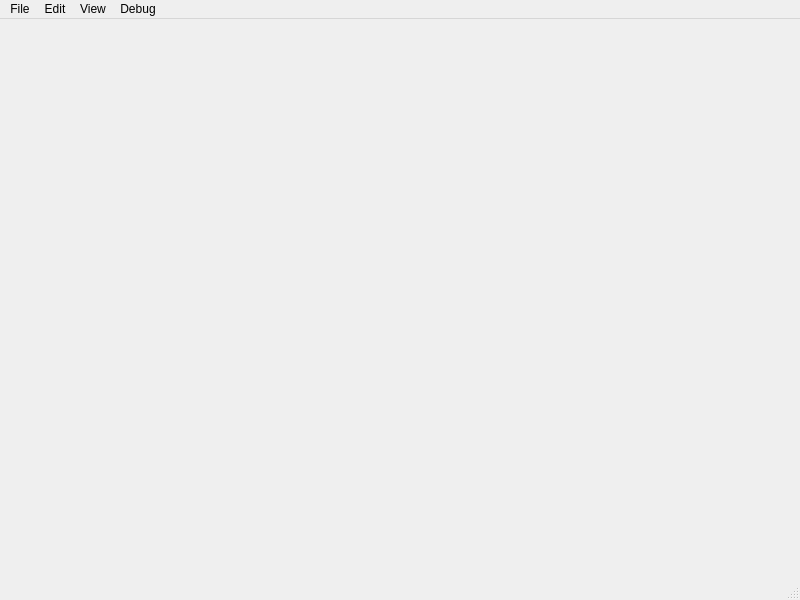
Qt form OTModules/wScriptEditor/wScriptEditor.ui (pietr26/OMSI-Tools) before a commit.
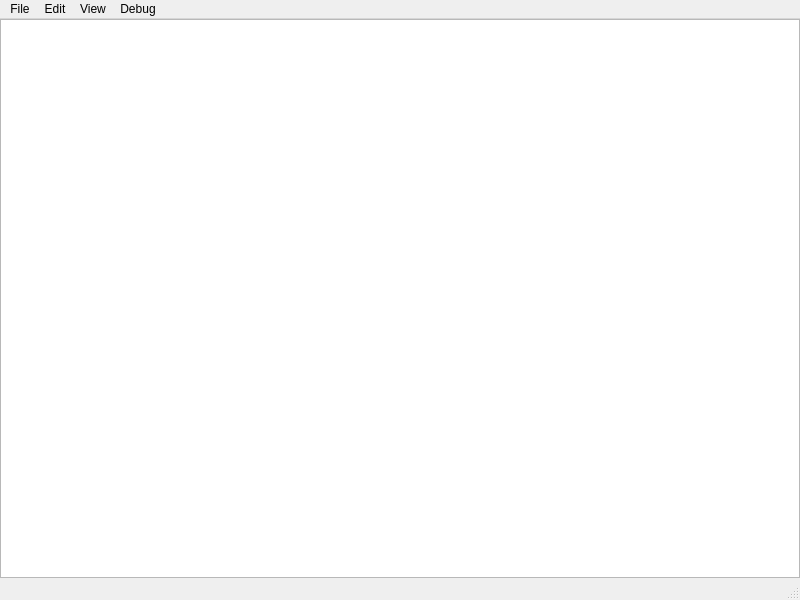
The same form after that commit. Icons and pictures are not drawn.

The edit to the form file:
```diff
--- a/OTModules/wScriptEditor/wScriptEditor.ui
+++ b/OTModules/wScriptEditor/wScriptEditor.ui
@@ -13,7 +13,71 @@
   <property name="windowTitle">
    <string>Script Editor</string>
   </property>
-  <widget class="QWidget" name="centralwidget"/>
+  <widget class="QWidget" name="centralwidget">
+   <layout class="QVBoxLayout" name="verticalLayout_2">
+    <property name="spacing">
+     <number>0</number>
+    </property>
+    <property name="leftMargin">
+     <number>0</number>
+    </property>
+    <property name="topMargin">
+     <number>0</number>
+    </property>
+    <property name="rightMargin">
+     <number>0</number>
+    </property>
+    <property name="bottomMargin">
+     <number>0</number>
+    </property>
+    <item>
+     <widget class="QStackedWidget" name="stackedWidget">
+      <property name="currentIndex">
+       <number>1</number>
+      </property>
+      <widget class="QWidget" name="pageEmpty">
+       <layout class="QHBoxLayout" name="horizontalLayout">
+        <item>
+         <widget class="QLabel" name="label">
+          <property name="text">
+           <string>No document open</string>
+          </property>
+          <property name="alignment">
+           <set>Qt::AlignmentFlag::AlignCenter</set>
+          </property>
+         </widget>
+        </item>
+       </layout>
+      </widget>
+      <widget class="QWidget" name="pageDocument">
+       <layout class="QVBoxLayout" name="verticalLayout">
+        <property name="spacing">
+         <number>0</number>
+        </property>
+        <property name="leftMargin">
+         <number>0</number>
+        </property>
+        <property name="topMargin">
+         <number>0</number>
+        </property>
+        <property name="rightMargin">
+         <number>0</number>
+        </property>
+        <property name="bottomMargin">
+         <number>0</number>
+        </property>
+        <item>
+         <widget class="QTabBar" name="tabBar" native="true"/>
+        </item>
+        <item>
+         <widget class="QPlainTextEdit" name="plainTextEdit"/>
+        </item>
+       </layout>
+      </widget>
+     </widget>
+    </item>
+   </layout>
+  </widget>
   <widget class="QMenuBar" name="menubar">
    <property name="geometry">
     <rect>
@@ -128,6 +192,14 @@
    </property>
   </action>
  </widget>
+ <customwidgets>
+  <customwidget>
+   <class>QTabBar</class>
+   <extends>QWidget</extends>
+   <header>qtabbar.h</header>
+   <container>1</container>
+  </customwidget>
+ </customwidgets>
  <resources/>
  <connections/>
 </ui>
```
